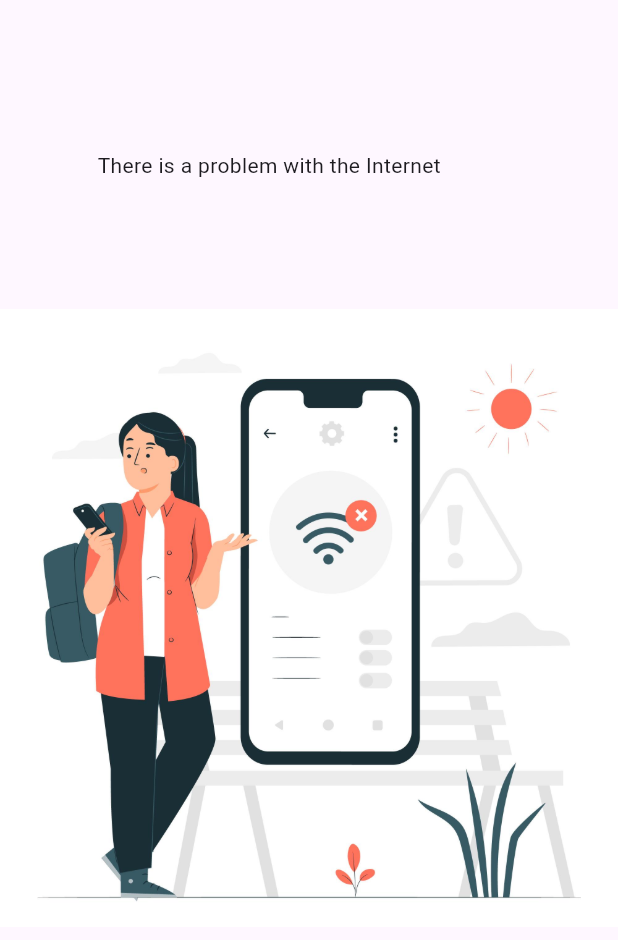
After one commit to alihaditurathh/wed_new, a Flutter app: the NoNetWorkScreen screen opened directly, on a phone screen of 412 x 824 dp. The commit adds this screen. Shown: the top 940 px of the screen. Run offline on Flutter 3.47's test engine with Material 3 defaults, Android fonts, the phone set to English and light mode, and no system bars; our stand-ins replace connectivity_plus, firebase_core, flutter_dotenv; accounts and stored records are empty.

Commit message:
conntectivity puls done

```diff
--- /dev/null
+++ b/lib/core/common/screens/no_network_screen.dart
@@ -0,0 +1,28 @@
+
+import 'package:flutter/material.dart';
+import 'package:wed_for_weddings/core/images/app_images.dart';
+
+class NoNetWorkScreen extends StatelessWidget {
+  const NoNetWorkScreen({super.key});
+
+  @override
+  Widget build(BuildContext context) {
+    return SafeArea(
+      child: Scaffold(
+        body: Container(
+          constraints: const BoxConstraints.expand(),
+          decoration: const BoxDecoration(
+            image: DecorationImage(
+              image: AssetImage(AppImages.noNetwork,),
+            ),
+          ),
+          child:const Padding(
+            padding:  EdgeInsets.only(top: 100,left: 65),
+            child: Text('There is a problem with the Internet'),
+          ),
+        ),
+
+      ),
+    );
+  }
+}
--- /dev/null
+++ b/lib/core/images/app_images.dart
@@ -0,0 +1,6 @@
+class AppImages{
+  //Images
+  static const noNetwork = 'assets/images/core/no_network.jpg';
+  static const pageUnderBuild = 'assets/images/core/page_under_build.jpg';
+  static const emptyScreen = 'assets/images/core/empty_screen.png';
+}
```
Also changed, not shown: lib/core/app/connectivity_controller.dart (added, +33 -0 lines), lib/wed_app.dart (+25 -2 lines).
